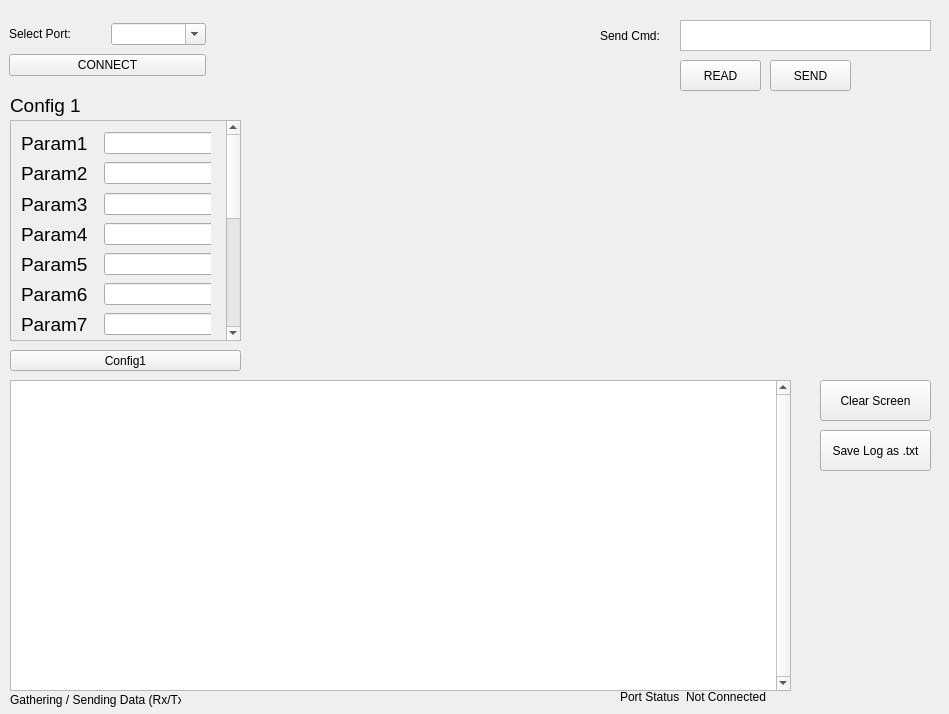
Qt form python/qt.ui (madopick/stm32Serial) before a commit.
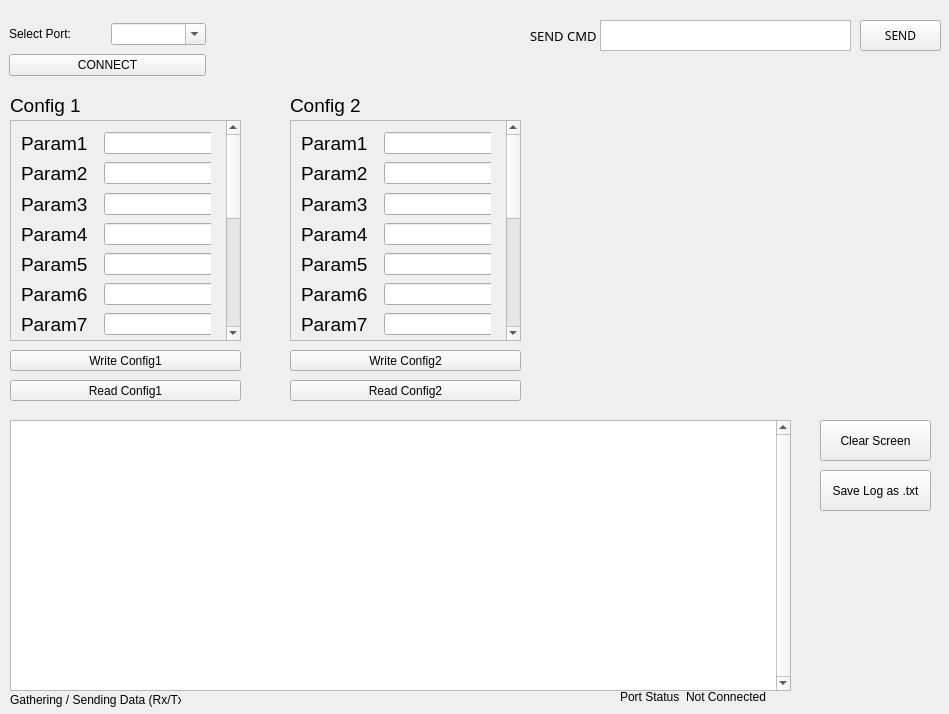
The same form after that commit.

Commit message: update code for WR1, WR2, RD1, RD2

The edit to the form file:
```diff
--- a/python/qt.ui
+++ b/python/qt.ui
@@ -30,9 +30,9 @@
     <property name="geometry">
      <rect>
       <x>10</x>
-      <y>380</y>
+      <y>420</y>
       <width>781</width>
-      <height>311</height>
+      <height>271</height>
      </rect>
     </property>
     <layout class="QGridLayout" name="gridLayout" rowstretch="0">
@@ -124,7 +124,7 @@
     <property name="geometry">
      <rect>
       <x>820</x>
-      <y>430</y>
+      <y>470</y>
       <width>111</width>
       <height>41</height>
      </rect>
@@ -136,20 +136,26 @@
    <widget class="QLabel" name="label_9">
     <property name="geometry">
      <rect>
-      <x>600</x>
+      <x>530</x>
       <y>20</y>
-      <width>71</width>
+      <width>81</width>
       <height>31</height>
      </rect>
     </property>
+    <property name="font">
+     <font>
+      <family>HP Simplified</family>
+      <pointsize>10</pointsize>
+     </font>
+    </property>
     <property name="text">
-     <string>Send Cmd:</string>
+     <string>SEND CMD</string>
     </property>
    </widget>
    <widget class="QTextEdit" name="textEdit_2">
     <property name="geometry">
      <rect>
-      <x>680</x>
+      <x>600</x>
       <y>20</y>
       <width>251</width>
       <height>31</height>
@@ -159,12 +165,17 @@
    <widget class="QPushButton" name="pushButton_3">
     <property name="geometry">
      <rect>
-      <x>770</x>
-      <y>60</y>
+      <x>860</x>
+      <y>20</y>
       <width>81</width>
       <height>31</height>
      </rect>
     </property>
+    <property name="font">
+     <font>
+      <family>HP Simplified</family>
+     </font>
+    </property>
     <property name="text">
      <string>SEND</string>
     </property>
@@ -192,7 +203,7 @@
     <property name="geometry">
      <rect>
       <x>820</x>
-      <y>380</y>
+      <y>420</y>
       <width>111</width>
       <height>41</height>
      </rect>
@@ -613,20 +624,448 @@
      </rect>
     </property>
     <property name="text">
-     <string>Config1</string>
+     <string>Write Config1</string>
     </property>
    </widget>
    <widget class="QPushButton" name="pb_Rd">
     <property name="geometry">
      <rect>
-      <x>680</x>
-      <y>60</y>
-      <width>81</width>
+      <x>10</x>
+      <y>380</y>
+      <width>231</width>
+      <height>21</height>
+     </rect>
+    </property>
+    <property name="text">
+     <string>Read Config1</string>
+    </property>
+   </widget>
+   <widget class="QScrollArea" name="scrollArea_2">
+    <property name="geometry">
+     <rect>
+      <x>290</x>
+      <y>120</y>
+      <width>231</width>
+      <height>221</height>
+     </rect>
+    </property>
+    <property name="verticalScrollBarPolicy">
+     <enum>Qt::ScrollBarAlwaysOn</enum>
+    </property>
+    <property name="horizontalScrollBarPolicy">
+     <enum>Qt::ScrollBarAsNeeded</enum>
+    </property>
+    <property name="widgetResizable">
+     <bool>true</bool>
+    </property>
+    <widget class="QWidget" name="scrollAreaWidgetContents_2">
+     <property name="geometry">
+      <rect>
+       <x>0</x>
+       <y>0</y>
+       <width>200</width>
+       <height>500</height>
+      </rect>
+     </property>
+     <property name="sizePolicy">
+      <sizepolicy hsizetype="Fixed" vsizetype="Fixed">
+       <horstretch>0</horstretch>
+       <verstretch>0</verstretch>
+      </sizepolicy>
+     </property>
+     <property name="minimumSize">
+      <size>
+       <width>200</width>
+       <height>500</height>
+      </size>
+     </property>
+     <widget class="QWidget" name="layoutWidget_7">
+      <property name="geometry">
+       <rect>
+        <x>10</x>
+        <y>40</y>
+        <width>210</width>
+        <height>25</height>
+       </rect>
+      </property>
+      <layout class="QHBoxLayout" name="horizontalLayout_9">
+       <item>
+        <widget class="QLabel" name="label_11">
+         <property name="sizePolicy">
+          <sizepolicy hsizetype="Fixed" vsizetype="Fixed">
+           <horstretch>0</horstretch>
+           <verstretch>0</verstretch>
+          </sizepolicy>
+         </property>
+         <property name="font">
+          <font>
+           <pointsize>14</pointsize>
+          </font>
+         </property>
+         <property name="text">
+          <string>Param2</string>
+         </property>
+        </widget>
+       </item>
+       <item>
+        <spacer name="horizontalSpacer_4">
+         <property name="orientation">
+          <enum>Qt::Horizontal</enum>
+         </property>
+         <property name="sizeType">
+          <enum>QSizePolicy::Fixed</enum>
+         </property>
+         <property name="sizeHint" stdset="0">
+          <size>
+           <width>10</width>
+           <height>20</height>
+          </size>
+         </property>
+        </spacer>
+       </item>
+       <item>
+        <widget class="QLineEdit" name="lineEdit_CF2_2"/>
+       </item>
+      </layout>
+     </widget>
+     <widget class="QWidget" name="layoutWidget_8">
+      <property name="geometry">
+       <rect>
+        <x>10</x>
+        <y>70</y>
+        <width>327</width>
+        <height>27</height>
+       </rect>
+      </property>
+      <layout class="QHBoxLayout" name="horizontalLayout_10">
+       <item>
+        <widget class="QLabel" name="label_12">
+         <property name="sizePolicy">
+          <sizepolicy hsizetype="Fixed" vsizetype="Fixed">
+           <horstretch>0</horstretch>
+           <verstretch>0</verstretch>
+          </sizepolicy>
+         </property>
+         <property name="font">
+          <font>
+           <pointsize>14</pointsize>
+          </font>
+         </property>
+         <property name="text">
+          <string>Param3</string>
+         </property>
+        </widget>
+       </item>
+       <item>
+        <spacer name="horizontalSpacer_5">
+         <property name="orientation">
+          <enum>Qt::Horizontal</enum>
+         </property>
+         <property name="sizeType">
+          <enum>QSizePolicy::Fixed</enum>
+         </property>
+         <property name="sizeHint" stdset="0">
+          <size>
+           <width>10</width>
+           <height>20</height>
+          </size>
+         </property>
+        </spacer>
+       </item>
+       <item>
+        <widget class="QLineEdit" name="lineEdit_CF2_3"/>
+       </item>
+      </layout>
+     </widget>
+     <widget class="QWidget" name="layoutWidget_9">
+      <property name="geometry">
+       <rect>
+        <x>10</x>
+        <y>100</y>
+        <width>327</width>
+        <height>27</height>
+       </rect>
+      </property>
+      <layout class="QHBoxLayout" name="horizontalLayout_12">
+       <item>
+        <widget class="QLabel" name="label_23">
+         <property name="sizePolicy">
+          <sizepolicy hsizetype="Fixed" vsizetype="Fixed">
+           <horstretch>0</horstretch>
+           <verstretch>0</verstretch>
+          </sizepolicy>
+         </property>
+         <property name="font">
+          <font>
+           <pointsize>14</pointsize>
+          </font>
+         </property>
+         <property name="text">
+          <string>Param4</string>
+         </property>
+        </widget>
+       </item>
+       <item>
+        <spacer name="horizontalSpacer_12">
+         <property name="orientation">
+          <enum>Qt::Horizontal</enum>
+         </property>
+         <property name="sizeType">
+          <enum>QSizePolicy::Fixed</enum>
+         </property>
+         <property name="sizeHint" stdset="0">
+          <size>
+           <width>10</width>
+           <height>20</height>
+          </size>
+         </property>
+        </spacer>
+       </item>
+       <item>
+        <widget class="QLineEdit" name="lineEdit_CF2_4"/>
+       </item>
+      </layout>
+     </widget>
+     <widget class="QWidget" name="layoutWidget_10">
+      <property name="geometry">
+       <rect>
+        <x>10</x>
+        <y>130</y>
+        <width>211</width>
+        <height>27</height>
+       </rect>
+      </property>
+      <layout class="QHBoxLayout" name="horizontalLayout_13">
+       <item>
+        <widget class="QLabel" name="label_24">
+         <property name="sizePolicy">
+          <sizepolicy hsizetype="Fixed" vsizetype="Fixed">
+           <horstretch>0</horstretch>
+           <verstretch>0</verstretch>
+          </sizepolicy>
+         </property>
+         <property name="font">
+          <font>
+           <pointsize>14</pointsize>
+          </font>
+         </property>
+         <property name="text">
+          <string>Param5</string>
+         </property>
+        </widget>
+       </item>
+       <item>
+        <spacer name="horizontalSpacer_13">
+         <property name="orientation">
+          <enum>Qt::Horizontal</enum>
+         </property>
+         <property name="sizeType">
+          <enum>QSizePolicy::Fixed</enum>
+         </property>
+         <property name="sizeHint" stdset="0">
+          <size>
+           <width>10</width>
+           <height>20</height>
+          </size>
+         </property>
+        </spacer>
+       </item>
+       <item>
+        <widget class="QLineEdit" name="lineEdit_CF2_5"/>
+       </item>
+      </layout>
+     </widget>
+     <widget class="QWidget" name="layoutWidget_11">
+      <property name="geometry">
+       <rect>
+        <x>10</x>
+        <y>160</y>
+        <width>201</width>
+        <height>27</height>
+       </rect>
+      </property>
+      <layout class="QHBoxLayout" name="horizontalLayout_14">
+       <item>
+        <widget class="QLabel" name="label_25">
+         <property name="sizePolicy">
+          <sizepolicy hsizetype="Fixed" vsizetype="Fixed">
+           <horstretch>0</horstretch>
+           <verstretch>0</verstretch>
+          </sizepolicy>
+         </property>
+         <property name="font">
+          <font>
+           <pointsize>14</pointsize>
+          </font>
+         </property>
+         <property name="text">
+          <string>Param6</string>
+         </property>
+        </widget>
+       </item>
+       <item>
+        <spacer name="horizontalSpacer_14">
+         <property name="orientation">
+          <enum>Qt::Horizontal</enum>
+         </property>
+         <property name="sizeType">
+          <enum>QSizePolicy::Fixed</enum>
+         </property>
+         <property name="sizeHint" stdset="0">
+          <size>
+           <width>10</width>
+           <height>20</height>
+          </size>
+         </property>
+        </spacer>
+       </item>
+       <item>
+        <widget class="QLineEdit" name="lineEdit_CF2_6"/>
+       </item>
+      </layout>
+     </widget>
+     <widget class="QWidget" name="layoutWidget_12">
+      <property name="geometry">
+       <rect>
+        <x>10</x>
+        <y>10</y>
+        <width>210</width>
+        <height>25</height>
+       </rect>
+      </property>
+      <layout class="QHBoxLayout" name="horizontalLayout_2">
+       <item>
+        <widget class="QLabel" name="label_6">
+         <property name="sizePolicy">
+          <sizepolicy hsizetype="Fixed" vsizetype="Fixed">
+           <horstretch>0</horstretch>
+           <verstretch>0</verstretch>
+          </sizepolicy>
+         </property>
+         <property name="font">
+          <font>
+           <pointsize>14</pointsize>
+          </font>
+         </property>
+         <property name="text">
+          <string>Param1</string>
+         </property>
+        </widget>
+       </item>
+       <item>
+        <spacer name="horizontalSpacer_6">
+         <property name="orientation">
+          <enum>Qt::Horizontal</enum>
+         </property>
+         <property name="sizeType">
+          <enum>QSizePolicy::Fixed</enum>
+         </property>
+         <property name="sizeHint" stdset="0">
+          <size>
+           <width>10</width>
+           <height>20</height>
+          </size>
+         </property>
+        </spacer>
+       </item>
+       <item>
+        <widget class="QLineEdit" name="lineEdit_CF2_1"/>
+       </item>
+      </layout>
+     </widget>
+     <widget class="QWidget" name="layoutWidget_13">
+      <property name="geometry">
+       <rect>
+        <x>10</x>
+        <y>190</y>
+        <width>201</width>
+        <height>27</height>
+       </rect>
+      </property>
+      <layout class="QHBoxLayout" name="horizontalLayout_15">
+       <item>
+        <widget class="QLabel" name="label_26">
+         <property name="sizePolicy">
+          <sizepolicy hsizetype="Fixed" vsizetype="Fixed">
+           <horstretch>0</horstretch>
+           <verstretch>0</verstretch>
+          </sizepolicy>
+         </property>
+         <property name="font">
+          <font>
+           <pointsize>14</pointsize>
+          </font>
+         </property>
+         <property name="text">
+          <string>Param7</string>
+         </property>
+        </widget>
+       </item>
+       <item>
+        <spacer name="horizontalSpacer_15">
+         <property name="orientation">
+          <enum>Qt::Horizontal</enum>
+         </property>
+         <property name="sizeType">
+          <enum>QSizePolicy::Fixed</enum>
+         </property>
+         <property name="sizeHint" stdset="0">
+          <size>
+           <width>10</width>
+           <height>20</height>
+          </size>
+         </property>
+        </spacer>
+       </item>
+       <item>
+        <widget class="QLineEdit" name="lineEdit_CF2_7"/>
+       </item>
+      </layout>
+     </widget>
+    </widget>
+   </widget>
+   <widget class="QLabel" name="label_27">
+    <property name="geometry">
+     <rect>
+      <x>290</x>
+      <y>90</y>
+      <width>101</width>
       <height>31</height>
      </rect>
     </property>
+    <property name="font">
+     <font>
+      <pointsize>14</pointsize>
+     </font>
+    </property>
     <property name="text">
-     <string>READ</string>
+     <string>Config 2</string>
+    </property>
+   </widget>
+   <widget class="QPushButton" name="pb_cfg2_wr">
+    <property name="geometry">
+     <rect>
+      <x>290</x>
+      <y>350</y>
+      <width>231</width>
+      <height>21</height>
+     </rect>
+    </property>
+    <property name="text">
+     <string>Write Config2</string>
+    </property>
+   </widget>
+   <widget class="QPushButton" name="pb_cfg2_rd">
+    <property name="geometry">
+     <rect>
+      <x>290</x>
+      <y>380</y>
+      <width>231</width>
+      <height>21</height>
+     </rect>
+    </property>
+    <property name="text">
+     <string>Read Config2</string>
     </property>
    </widget>
   </widget>
```
Left out of the diff: 6 changed lines with no effect on the pictures. The commit also changes 2 other files.
